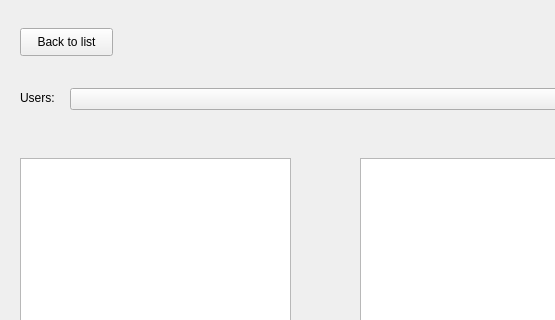
LESPROJEKT/qgis-layman-plugin, file dlg_addMap.ui: the form before one commit; both pictures show x 0 to 555 and y 0 to 320 of the 900 by 485 pixel window.
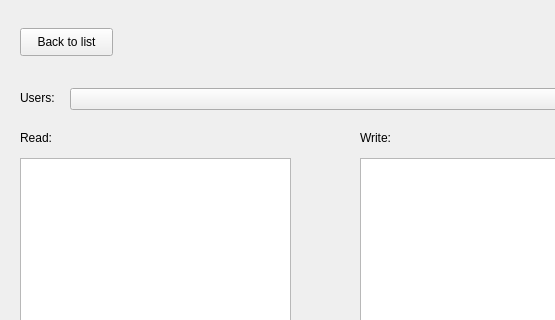
The form after the commit. The open tabs and pages were chosen to show the change. Icons and pictures are not drawn. Custom widgets are drawn as their Qt base class.

The edit to the form file:
```diff
--- a/dlg_addMap.ui
+++ b/dlg_addMap.ui
@@ -390,6 +390,32 @@
       <string>Users:</string>
      </property>
     </widget>
+    <widget class="QLabel" name="label_3">
+     <property name="geometry">
+      <rect>
+       <x>10</x>
+       <y>120</y>
+       <width>55</width>
+       <height>16</height>
+      </rect>
+     </property>
+     <property name="text">
+      <string>Read:</string>
+     </property>
+    </widget>
+    <widget class="QLabel" name="label_4">
+     <property name="geometry">
+      <rect>
+       <x>350</x>
+       <y>120</y>
+       <width>55</width>
+       <height>16</height>
+      </rect>
+     </property>
+     <property name="text">
+      <string>Write:</string>
+     </property>
+    </widget>
    </widget>
    <widget class="QWidget" name="page1">
     <widget class="QTreeWidget" name="treeWidget">
```
